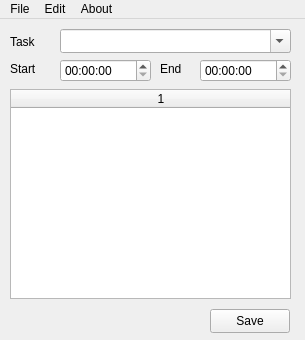
Old version of the form ui/taskManager.ui in the repository jabouzi/task.
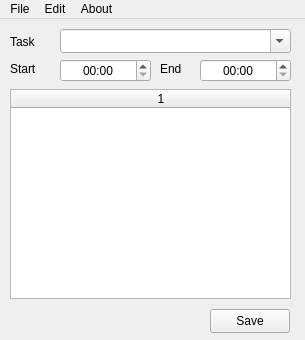
New version of the form.

What changed in the file:
```diff
--- a/ui/taskManager.ui
+++ b/ui/taskManager.ui
@@ -122,6 +122,12 @@
       <height>23</height>
      </rect>
     </property>
+    <property name="alignment">
+     <set>Qt::AlignCenter</set>
+    </property>
+    <property name="displayFormat">
+     <string>hh:mm</string>
+    </property>
    </widget>
    <widget class="QTimeEdit" name="taskStart">
     <property name="geometry">
@@ -132,6 +138,12 @@
       <height>23</height>
      </rect>
     </property>
+    <property name="alignment">
+     <set>Qt::AlignCenter</set>
+    </property>
+    <property name="displayFormat">
+     <string>hh:mm</string>
+    </property>
    </widget>
    <widget class="QLabel" name="labelTask">
     <property name="geometry">
```
Left out of the diff: 23 changed lines with no effect on the pictures.
